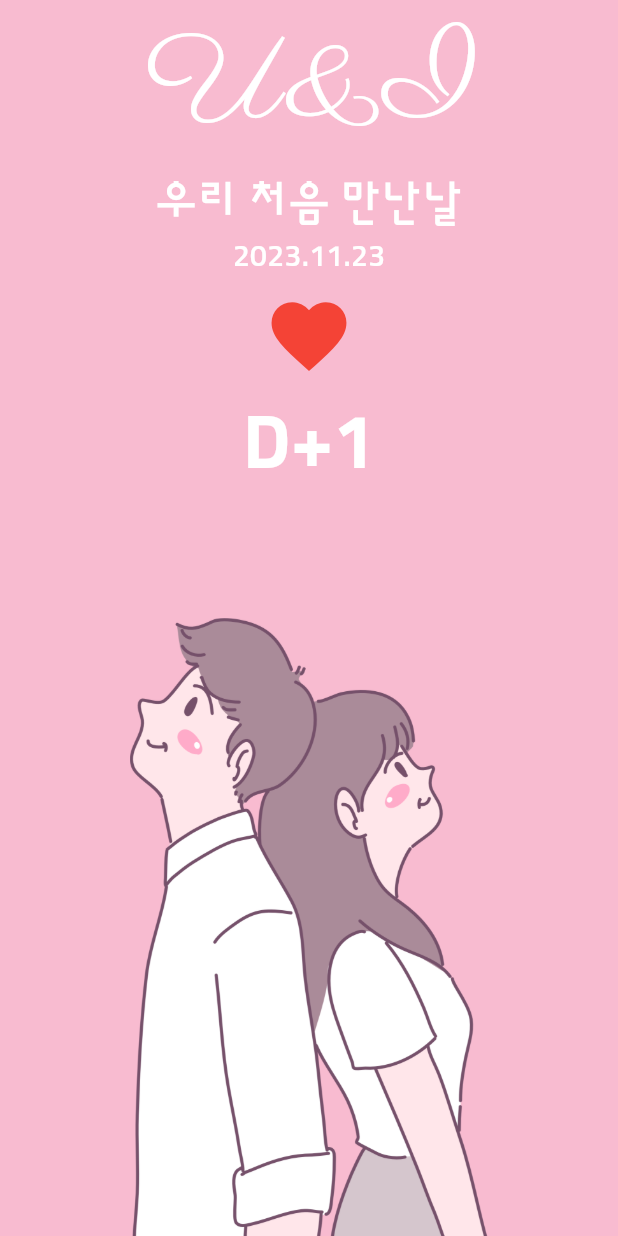
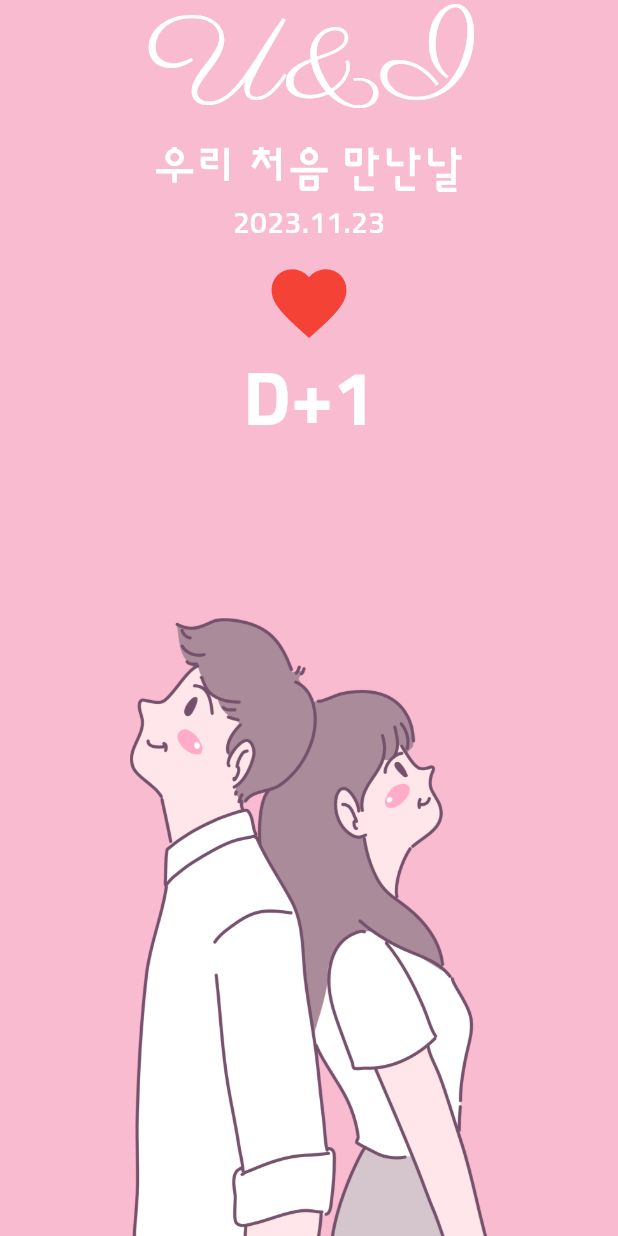
Before and after one commit to jong212/dartFlutter, a Flutter app: the screen it shows after launch, on a phone screen of 412 x 824 dp. Run offline on Flutter 3.47's test engine with Material 3 defaults, Android fonts, the phone set to English and light mode, and no system bars.

Commit message:
자주 사용하는 코드 테마로 지정하기 (코드 리펙토링, 테마 사용법)

```diff
--- a/lib/Screen/home_screen.dart
+++ b/lib/Screen/home_screen.dart
@@ -31,34 +31,24 @@ class _Top extends StatelessWidget {
 
   @override
   Widget build(BuildContext context) {
-    return
-      Expanded(
+
+    return Expanded(
         child: Container(
           child: Column(
             children: [
               Text(
                 'U&I',
-                style: TextStyle(
-                    color:Colors.white,
-                    fontFamily: 'parisienne',
-                    fontSize: 80
-                ),
+                style: Theme.of(context).textTheme.displayLarge,
               ),
               Text(
                 '우리 처음 만난날',
-                style: TextStyle(
-                    color:Colors.white,
-                    fontSize: 30,
-                    fontFamily: 'sunflower'
-                ),
+                style: Theme.of(context).textTheme.bodyLarge,
+
               ),
               Text(
                 '2023.11.23',
-                style: TextStyle(
-                    color:Colors.white,
-                    fontFamily: 'sunflower',
-                    fontSize: 20
-                ),
+                style: Theme.of(context).textTheme.bodyMedium,
+
               ),
               IconButton(
                   iconSize: 60,
@@ -71,12 +61,8 @@ class _Top extends StatelessWidget {
               ),
               Text(
                 'D+1',
-                style: TextStyle(
-                    color:Colors.white,
-                    fontFamily: 'sunflower',
-                    fontWeight: FontWeight.w700,
-                    fontSize: 50
-                ),
+                style: Theme.of(context).textTheme.displayMedium,
+
               )
             ],
           ),
```
Also changed, not shown: lib/main.dart (+26 -0 lines).
